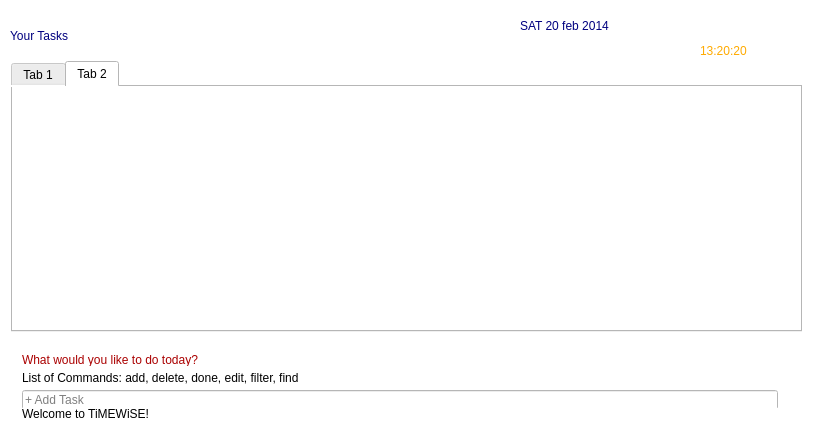
Before: the Qt Designer form TimeWiseGUI/timewisegui.ui in terencelimzhengwei/cs2103jan2014-t17-3c, drawn with Qt 5.
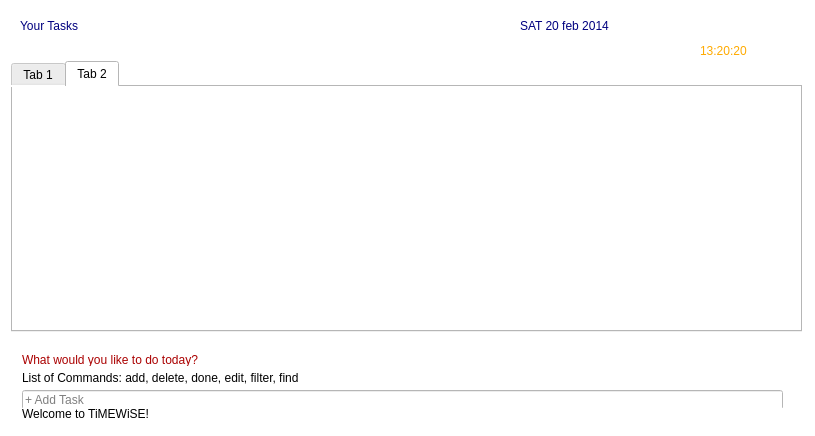
After: the same form once the commit is applied. Icons and pictures are not drawn.

The edit to the form file:
```diff
--- a/TimeWiseGUI/timewisegui.ui
+++ b/TimeWiseGUI/timewisegui.ui
@@ -32,9 +32,9 @@
    <widget class="QLabel" name="label_task">
     <property name="geometry">
      <rect>
-      <x>10</x>
-      <y>10</y>
-      <width>281</width>
+      <x>20</x>
+      <y>0</y>
+      <width>171</width>
       <height>51</height>
      </rect>
     </property>
@@ -108,12 +108,12 @@
      </attribute>
     </widget>
    </widget>
-   <widget class="QWidget" name="">
+   <widget class="QWidget" name="layoutWidget">
     <property name="geometry">
      <rect>
       <x>11</x>
       <y>343</y>
-      <width>791</width>
+      <width>796</width>
       <height>87</height>
      </rect>
     </property>
```
Left out of the diff: 9 changed lines with no effect on the pictures.
